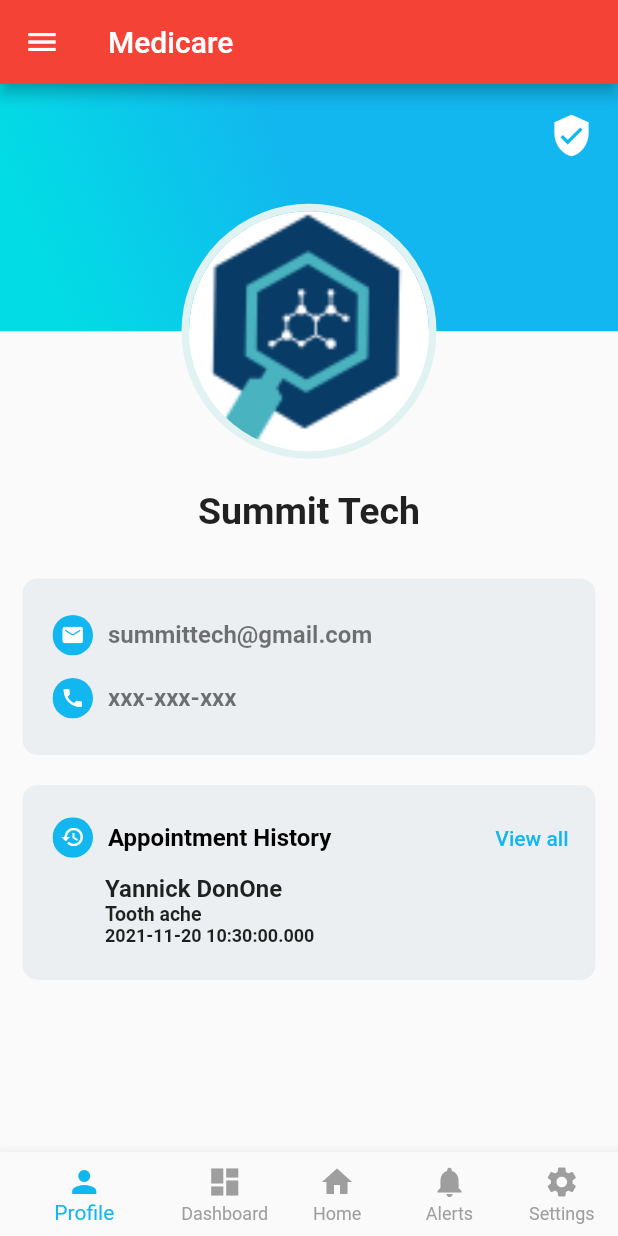
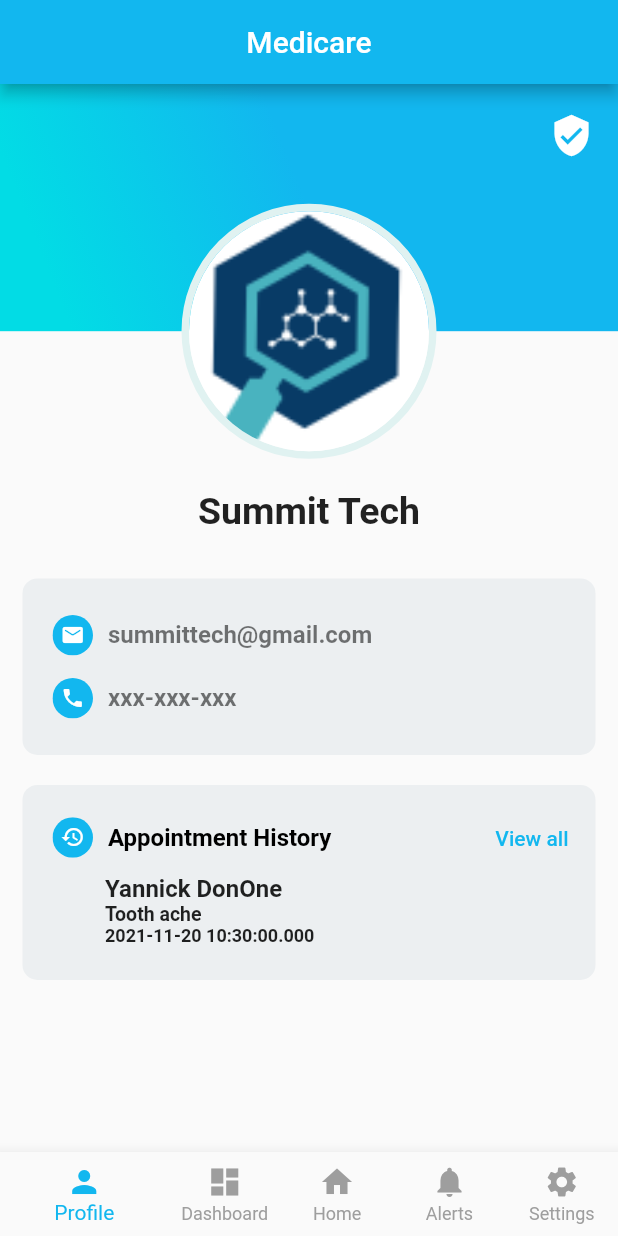
Before and after one commit to Yannick-DonOne/medicare, a Flutter app: the PatientNavigationUI screen opened by its route, on a phone screen of 412 x 824 dp. Run offline on Flutter 3.47's test engine with Material 2 defaults, Android fonts, the phone set to English and light mode, and no system bars; our stand-ins replace connectivity, flutter_svg, font_awesome_flutter; Roboto replaces fonts that are missing (GoogleSans).

```diff
--- a/lib/screens/patient/home/navigation_ui.dart
+++ b/lib/screens/patient/home/navigation_ui.dart
@@ -70,8 +70,11 @@ class _PatientNavigationUIState extends State<PatientNavigationUI> {
     return Scaffold(
         appBar: AppBar(
           title: Text('Medicare'),
+          centerTitle: true,
+          leading: Container(),
+          backgroundColor: primaryColor,
         ),
-        drawer: CustomDrawer(),
+        // drawer: CustomDrawer(),
         body: _widgetOptions.elementAt(_selectedIndex),
         bottomNavigationBar: BottomNavigationBar(
           showUnselectedLabels: true,
```
